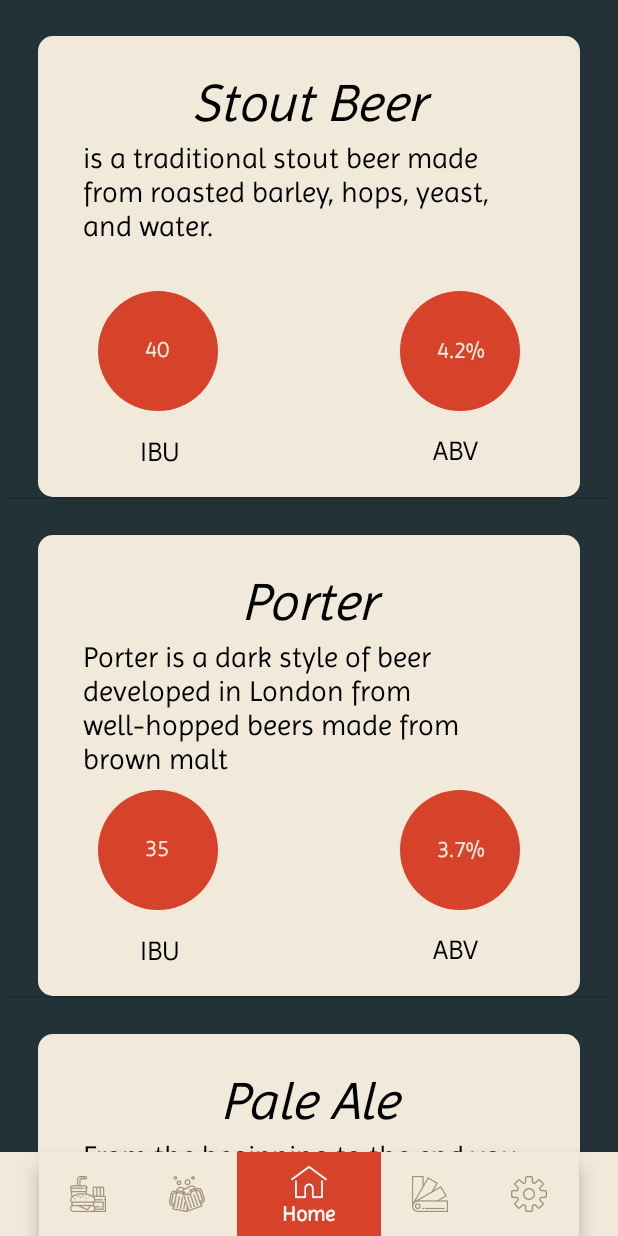
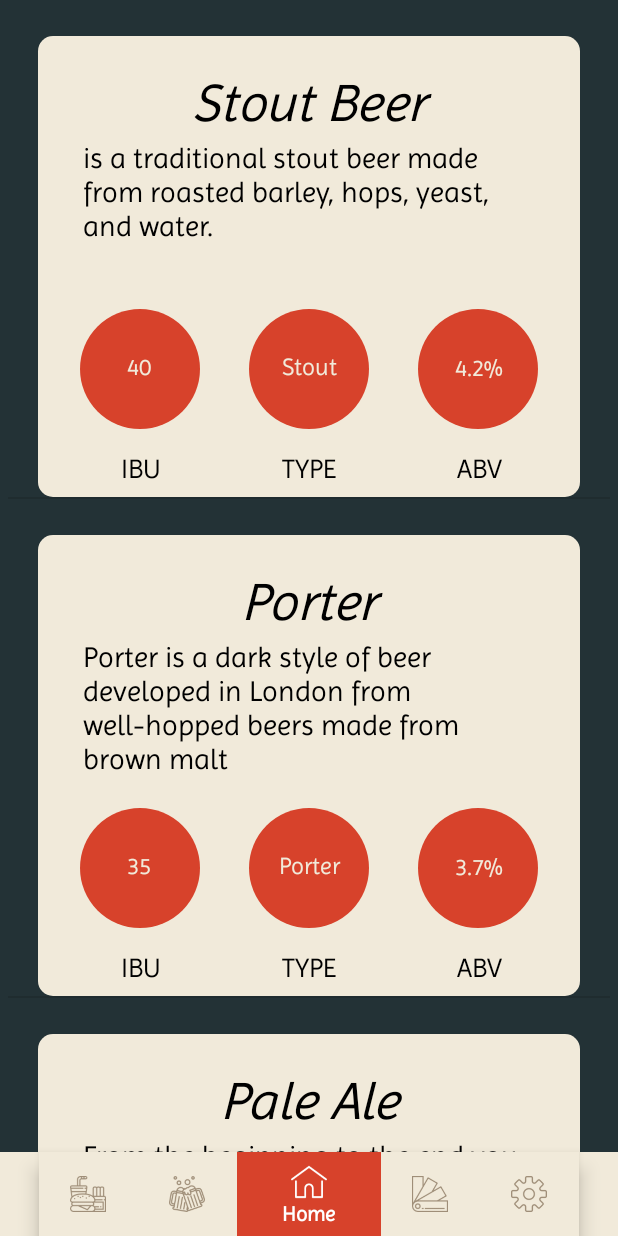
Before and after one commit to JonathanStevanka143/BeerCheer, an Android app: the screen it shows after launch (MainActivity), on a phone screen of 412 x 824 dp. Run offline under Robolectric (Android 15) with nearby library versions, the phone set to English and light mode, and no system bars.

Commit message:
added the stout view
-added the round stout view in the middle

```diff
--- a/app/src/main/java/com/example/utsav/beercheer/homeScreenFragment.java
+++ b/app/src/main/java/com/example/utsav/beercheer/homeScreenFragment.java
@@ -99,9 +99,9 @@ public class homeScreenFragment extends Fragment {
         //create the arrayList to hold the recommended beer items
         ArrayList<beerRecommended> recommendedBeer = new ArrayList<>();
         //create the items on this beer list items
-        recommendedBeer.add(new beerRecommended("Stout Beer","40","4.2%","is a traditional stout beer made from roasted barley, hops, yeast, and water."));
-        recommendedBeer.add(new beerRecommended("Porter","35","3.7%","Porter is a dark style of beer developed in London from well-hopped beers made from brown malt"));
-        recommendedBeer.add(new beerRecommended("Pale Ale","65","7.2%","From the beginning to the end you will always taste the fresh pure crispness of this Pale Ale."));
+        recommendedBeer.add(new beerRecommended("Stout Beer","Stout","40","4.2%","is a traditional stout beer made from roasted barley, hops, yeast, and water."));
+        recommendedBeer.add(new beerRecommended("Porter","Porter","35","3.7%","Porter is a dark style of beer developed in London from well-hopped beers made from brown malt"));
+        recommendedBeer.add(new beerRecommended("Pale Ale","Ale","65","7.2%","From the beginning to the end you will always taste the fresh pure crispness of this Pale Ale."));
 
 
         //create the arrayList to hold recommendedFoodTypes
@@ -156,6 +156,7 @@ public class homeScreenFragment extends Fragment {
             beerRecommended beerRecommended = getItem(position);
             //map the textview name to the text
             TextView beerName = viewConvert.findViewById(R.id.beerTitleName);
+            TextView beerType = viewConvert.findViewById(R.id.beerType);
             TextView beerIBU = viewConvert.findViewById(R.id.beerIBU);
             TextView beerABV = viewConvert.findViewById(R.id.beerABV);
             TextView beerDescription = viewConvert.findViewById(R.id.beerDescription);
@@ -163,6 +164,7 @@ public class homeScreenFragment extends Fragment {
 
 
             beerName.setText(beerRecommended.getBeerName());
+            beerType.setText(beerRecommended.getBeerType());
             beerIBU.setText(beerRecommended.getBeerIBU());
             beerABV.setText(beerRecommended.getBeerABV());
             beerDescription.setText(beerRecommended.getBeerDescription());
--- a/app/src/main/java/com/example/utsav/beercheer/javaClasses/beerRecommended.java
+++ b/app/src/main/java/com/example/utsav/beercheer/javaClasses/beerRecommended.java
@@ -8,16 +8,26 @@ public class beerRecommended {
     private String beerIBU;
     private String beerABV;
     private String beerDescription;
+    private String beerType;
 
     public beerRecommended() {
 
     }
 
-    public beerRecommended(String beerName, String beerIBU, String beerABV, String beerDescription) {
+    public beerRecommended(String beerName,String beerType, String beerIBU, String beerABV, String beerDescription) {
         this.beerName = beerName;
+        this.beerType = beerType;
         this.beerIBU = beerIBU;
         this.beerABV = beerABV;
         this.beerDescription = beerDescription;
+    }
+
+    public String getBeerType() {
+        return beerType;
+    }
+
+    public void setBeerType(String beerType) {
+        this.beerType = beerType;
     }
 
     public String getBeerName() {
--- a/app/src/main/res/layout/recommended_beer_layout.xml
+++ b/app/src/main/res/layout/recommended_beer_layout.xml
@@ -23,9 +23,21 @@
         android:id="@+id/imageView4"
         android:layout_width="wrap_content"
         android:layout_height="wrap_content"
-        android:layout_marginStart="40dp"
-        android:layout_marginTop="8dp"
+        android:layout_marginStart="28dp"
+        android:layout_marginTop="20dp"
         app:layout_constraintStart_toStartOf="@+id/imageView2"
+        app:layout_constraintTop_toBottomOf="@+id/beerDescription"
+        app:srcCompat="@drawable/circle_round" />
+
+    <ImageView
+        android:id="@+id/imageView6"
+        android:layout_width="wrap_content"
+        android:layout_height="wrap_content"
+        android:layout_marginStart="8dp"
+        android:layout_marginTop="20dp"
+        android:layout_marginEnd="8dp"
+        app:layout_constraintEnd_toStartOf="@+id/imageView5"
+        app:layout_constraintStart_toEndOf="@+id/imageView4"
         app:layout_constraintTop_toBottomOf="@+id/beerDescription"
         app:srcCompat="@drawable/circle_round" />
 
@@ -33,12 +45,9 @@
         android:id="@+id/imageView5"
         android:layout_width="wrap_content"
         android:layout_height="wrap_content"
-        android:layout_marginStart="8dp"
-        android:layout_marginTop="8dp"
-        android:layout_marginEnd="40dp"
+        android:layout_marginTop="20dp"
+        android:layout_marginEnd="28dp"
         app:layout_constraintEnd_toEndOf="@+id/imageView2"
-        app:layout_constraintHorizontal_bias="1.0"
-        app:layout_constraintStart_toEndOf="@+id/beerIBU"
         app:layout_constraintTop_toBottomOf="@+id/beerDescription"
         app:srcCompat="@drawable/circle_round" />
 
@@ -73,6 +82,18 @@
         app:layout_constraintTop_toTopOf="@+id/imageView4" />
 
     <TextView
+        android:id="@+id/beerType"
+        android:layout_width="61dp"
+        android:layout_height="23dp"
+        android:textAlignment="center"
+        android:textColor="@color/colorPrimary2"
+        android:textSize="16sp"
+        app:layout_constraintBottom_toBottomOf="@+id/imageView6"
+        app:layout_constraintEnd_toEndOf="@+id/imageView6"
+        app:layout_constraintStart_toStartOf="@+id/imageView6"
+        app:layout_constraintTop_toTopOf="@+id/imageView6" />
+
+    <TextView
         android:id="@+id/beerABV"
         android:layout_width="61dp"
         android:layout_height="22dp"
@@ -102,7 +123,7 @@
         android:id="@+id/textView7"
         android:layout_width="wrap_content"
         android:layout_height="wrap_content"
-        android:layout_marginStart="68dp"
+        android:layout_marginStart="55dp"
         android:layout_marginTop="16dp"
         android:layout_marginBottom="8dp"
         android:fontFamily="@font/imprima"
@@ -112,14 +133,31 @@
         app:layout_constraintBottom_toBottomOf="@+id/imageView2"
         app:layout_constraintStart_toStartOf="@+id/imageView2"
         app:layout_constraintTop_toBottomOf="@+id/imageView4"
-        app:layout_constraintVertical_bias="0.071" />
+        app:layout_constraintVertical_bias="1.0" />
+
+    <TextView
+        android:id="@+id/textView15"
+        android:layout_width="0dp"
+        android:layout_height="wrap_content"
+        android:layout_marginStart="73dp"
+        android:layout_marginTop="16dp"
+        android:layout_marginEnd="73dp"
+        android:fontFamily="@font/imprima"
+        android:text="TYPE"
+        android:textAlignment="center"
+        android:textColor="@android:color/black"
+        android:textSize="18sp"
+        app:layout_constraintEnd_toStartOf="@+id/textView9"
+        app:layout_constraintHorizontal_bias="0.0"
+        app:layout_constraintStart_toEndOf="@+id/textView7"
+        app:layout_constraintTop_toBottomOf="@+id/imageView6" />
 
     <TextView
         android:id="@+id/textView9"
         android:layout_width="wrap_content"
         android:layout_height="wrap_content"
-        android:layout_marginTop="8dp"
-        android:layout_marginEnd="68dp"
+        android:layout_marginTop="16dp"
+        android:layout_marginEnd="52dp"
         android:layout_marginBottom="8dp"
         android:fontFamily="@font/imprima"
         android:text="ABV"
@@ -129,6 +167,6 @@
         app:layout_constraintBottom_toBottomOf="@+id/imageView2"
         app:layout_constraintEnd_toEndOf="@+id/imageView2"
         app:layout_constraintTop_toBottomOf="@+id/imageView5"
-        app:layout_constraintVertical_bias="0.409" />
+        app:layout_constraintVertical_bias="1.0" />
 
 </android.support.constraint.ConstraintLayout>
```
